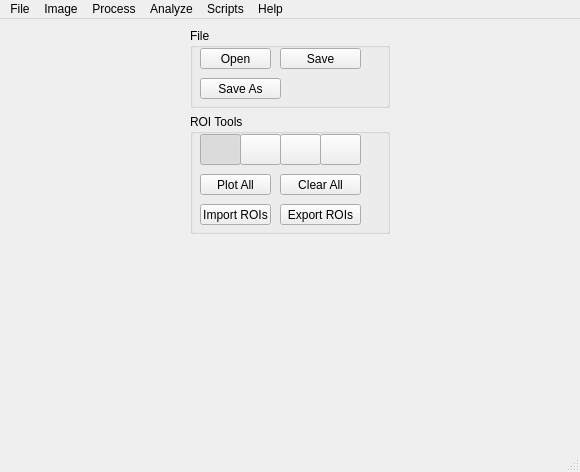
Before: the Qt Designer form gui/main.ui in flika-org/flika, drawn with Qt 5.
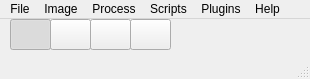
After: the same form once the commit is applied. Icons and pictures are not drawn.

Commit message: Removed plugins and implemented compromises

Diff of the .ui file:
```diff
--- a/gui/main.ui
+++ b/gui/main.ui
@@ -6,8 +6,8 @@
    <rect>
     <x>0</x>
     <y>0</y>
-    <width>580</width>
-    <height>472</height>
+    <width>310</width>
+    <height>79</height>
    </rect>
   </property>
   <property name="acceptDrops">
@@ -17,176 +17,11 @@
    <string>FLIKA Docks</string>
   </property>
   <widget class="QWidget" name="centralwidget">
-   <layout class="QGridLayout" name="gridLayout" columnstretch="0">
-    <item row="0" column="0">
-     <layout class="QVBoxLayout" name="verticalLayout" stretch="0,0,1">
-      <property name="sizeConstraint">
-       <enum>QLayout::SetDefaultConstraint</enum>
-      </property>
-      <item>
-       <widget class="QGroupBox" name="groupBox_3">
-        <property name="minimumSize">
-         <size>
-          <width>180</width>
-          <height>80</height>
-         </size>
-        </property>
-        <property name="maximumSize">
-         <size>
-          <width>200</width>
-          <height>16777215</height>
-         </size>
-        </property>
-        <property name="title">
-         <string>File</string>
-        </property>
-        <widget class="QPushButton" name="openButton">
-         <property name="geometry">
-          <rect>
-           <x>10</x>
-           <y>20</y>
-           <width>71</width>
-           <height>21</height>
-          </rect>
-         </property>
-         <property name="text">
-          <string>Open</string>
-         </property>
-        </widget>
-        <widget class="QPushButton" name="saveButton">
-         <property name="geometry">
-          <rect>
-           <x>90</x>
-           <y>20</y>
-           <width>81</width>
-           <height>21</height>
-          </rect>
-         </property>
-         <property name="text">
-          <string>Save</string>
-         </property>
-        </widget>
-        <widget class="QPushButton" name="saveAsButton">
-         <property name="geometry">
-          <rect>
-           <x>10</x>
-           <y>50</y>
-           <width>81</width>
-           <height>21</height>
-          </rect>
-         </property>
-         <property name="text">
-          <string>Save As</string>
-         </property>
-        </widget>
-       </widget>
-      </item>
-      <item>
-       <widget class="QGroupBox" name="groupBox">
-        <property name="minimumSize">
-         <size>
-          <width>180</width>
-          <height>120</height>
-         </size>
-        </property>
-        <property name="maximumSize">
-         <size>
-          <width>200</width>
-          <height>16777215</height>
-         </size>
-        </property>
-        <property name="title">
-         <string>ROI Tools</string>
-        </property>
-        <widget class="QPushButton" name="plotAllButton">
-         <property name="geometry">
-          <rect>
-           <x>10</x>
-           <y>60</y>
-           <width>71</width>
-           <height>21</height>
-          </rect>
-         </property>
-         <property name="text">
-          <string>Plot All</string>
-         </property>
-        </widget>
-        <widget class="QPushButton" name="clearButton">
-         <property name="geometry">
-          <rect>
-           <x>90</x>
-           <y>60</y>
-           <width>81</width>
-           <height>21</height>
-          </rect>
-         </property>
-         <property name="text">
-          <string>Clear All</string>
-         </property>
-        </widget>
-        <widget class="QPushButton" name="importROIButton">
-         <property name="geometry">
-          <rect>
-           <x>10</x>
-           <y>90</y>
-           <width>71</width>
-           <height>21</height>
-          </rect>
-         </property>
-         <property name="text">
-          <string>Import ROIs</string>
-         </property>
-        </widget>
-        <widget class="QPushButton" name="exportROIButton">
-         <property name="geometry">
-          <rect>
-           <x>90</x>
-           <y>90</y>
-           <width>81</width>
-           <height>21</height>
-          </rect>
-         </property>
-         <property name="text">
-          <string>Export ROIs</string>
-         </property>
-        </widget>
-        <widget class="QPushButton" name="point">
-         <property name="geometry">
-          <rect>
-           <x>130</x>
-           <y>20</y>
-           <width>41</width>
-           <height>31</height>
-          </rect>
-         </property>
-         <property name="toolTip">
-          <string>Point</string>
-         </property>
-         <property name="text">
-          <string/>
-         </property>
-         <property name="icon">
-          <iconset>
-           <normaloff>../images/point.png</normaloff>../images/point.png</iconset>
-         </property>
-         <property name="checkable">
-          <bool>true</bool>
-         </property>
-         <property name="checked">
-          <bool>false</bool>
-         </property>
-         <property name="autoExclusive">
-          <bool>true</bool>
-         </property>
-         <property name="flat">
-          <bool>false</bool>
-         </property>
-        </widget>
         <widget class="QPushButton" name="freehand">
          <property name="geometry">
           <rect>
            <x>90</x>
-           <y>20</y>
+      <y>0</y>
            <width>41</width>
            <height>31</height>
           </rect>
@@ -218,7 +53,7 @@
          <property name="geometry">
           <rect>
            <x>50</x>
-           <y>20</y>
+      <y>0</y>
            <width>41</width>
            <height>31</height>
           </rect>
@@ -247,7 +82,7 @@
          <property name="geometry">
           <rect>
            <x>10</x>
-           <y>20</y>
+      <y>0</y>
            <width>41</width>
            <height>31</height>
           </rect>
@@ -275,31 +110,42 @@
           <bool>false</bool>
          </property>
         </widget>
-       </widget>
-      </item>
-      <item>
-       <spacer name="verticalSpacer">
-        <property name="orientation">
-         <enum>Qt::Vertical</enum>
-        </property>
-        <property name="sizeHint" stdset="0">
-         <size>
-          <width>20</width>
-          <height>40</height>
-         </size>
-        </property>
-       </spacer>
-      </item>
-     </layout>
-    </item>
-   </layout>
+   <widget class="QPushButton" name="point">
+    <property name="geometry">
+     <rect>
+      <x>130</x>
+      <y>0</y>
+      <width>41</width>
+      <height>31</height>
+     </rect>
+    </property>
+    <property name="text">
+     <string/>
+    </property>
+    <property name="icon">
+     <iconset>
+      <normaloff>../../StudentAssistantIV/Flika/images/point.png</normaloff>../../StudentAssistantIV/Flika/images/point.png</iconset>
+    </property>
+    <property name="checkable">
+     <bool>true</bool>
+    </property>
+    <property name="checked">
+     <bool>false</bool>
+    </property>
+    <property name="autoExclusive">
+     <bool>true</bool>
+    </property>
+    <property name="flat">
+     <bool>false</bool>
+    </property>
+   </widget>
   </widget>
   <widget class="QMenuBar" name="menubar">
    <property name="geometry">
     <rect>
      <x>0</x>
      <y>0</y>
-     <width>580</width>
+     <width>310</width>
      <height>21</height>
     </rect>
    </property>
@@ -388,20 +234,6 @@
     <addaction name="menuFilters"/>
     <addaction name="actionImage_Calculator"/>
    </widget>
-   <widget class="QMenu" name="menuAnalyze">
-    <property name="title">
-     <string>Analyze</string>
-    </property>
-    <widget class="QMenu" name="menuPuffs">
-     <property name="title">
-      <string>puffs</string>
-     </property>
-     <addaction name="actionFrame_by_frame_origin"/>
-     <addaction name="actionAverage_origin"/>
-     <addaction name="actionThreshold_cluster"/>
-    </widget>
-    <addaction name="menuPuffs"/>
-   </widget>
    <widget class="QMenu" name="menuScripts">
     <property name="title">
      <string>Scripts</string>
@@ -413,11 +245,16 @@
     </property>
     <addaction name="actionDocs"/>
    </widget>
+   <widget class="QMenu" name="menuPlugins">
+    <property name="title">
+     <string>Plugins</string>
+    </property>
+   </widget>
    <addaction name="menuFile"/>
    <addaction name="menuImage"/>
    <addaction name="menuProcess"/>
-   <addaction name="menuAnalyze"/>
    <addaction name="menuScripts"/>
+   <addaction name="menuPlugins"/>
    <addaction name="menuDocs"/>
   </widget>
   <widget class="QStatusBar" name="statusbar"/>
```
Left out of the diff: 66 changed lines with no effect on the pictures. Lines whose indentation alone changed are shown as unchanged. The commit also changes 46 other files.
